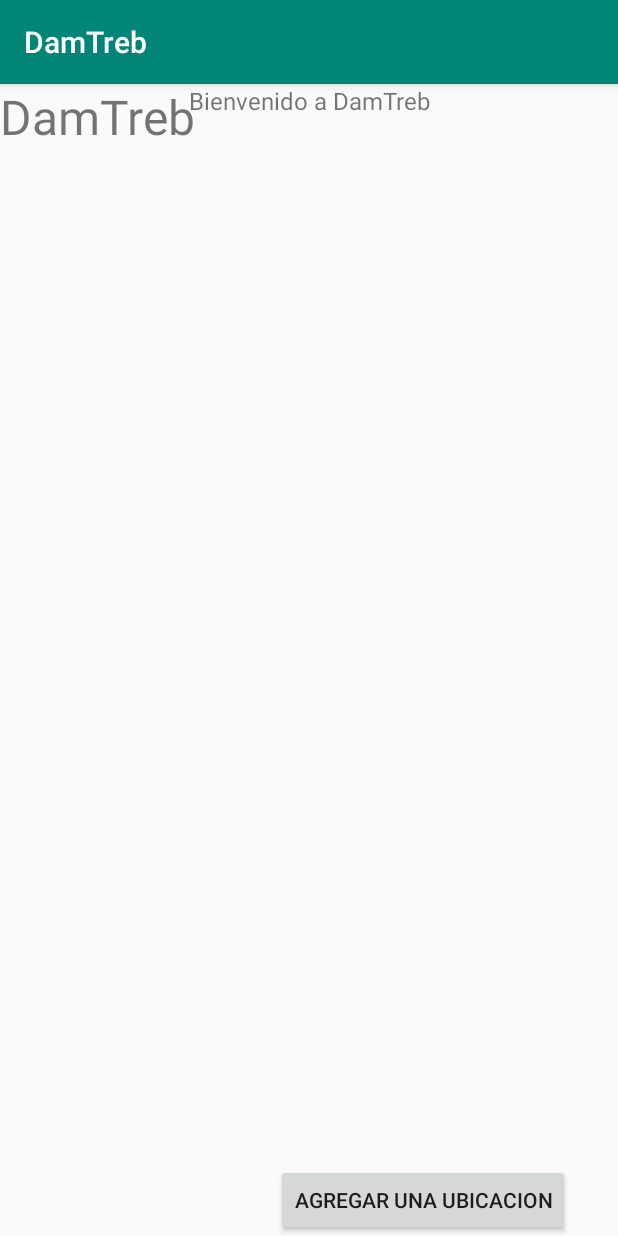
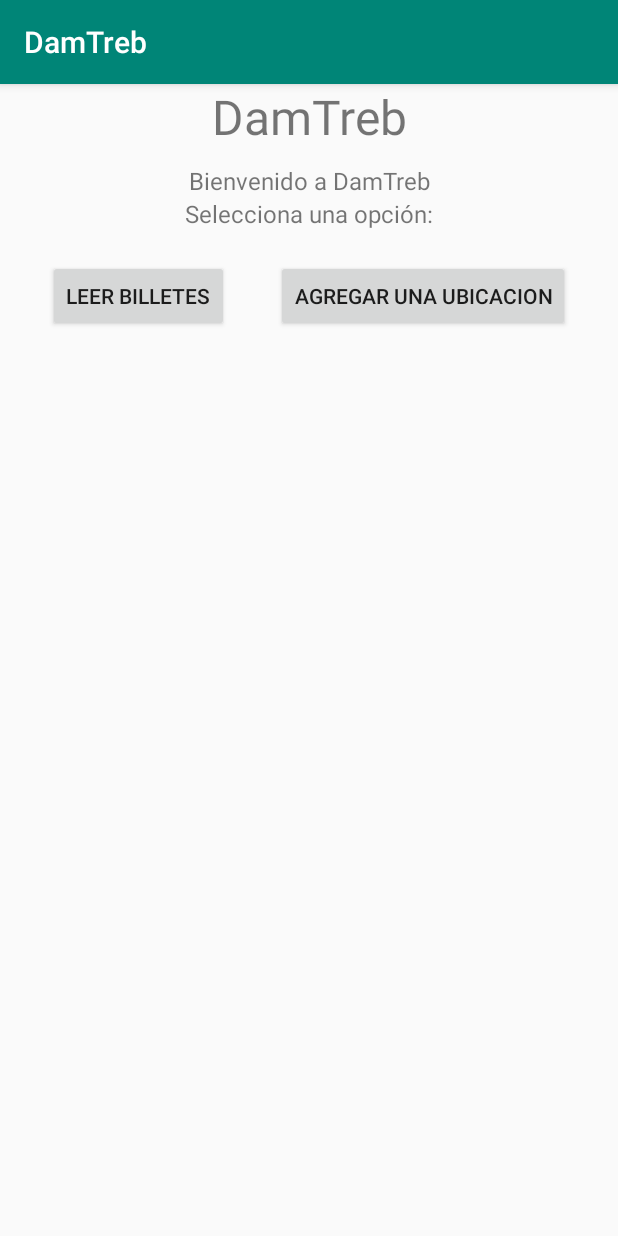
Before and after one commit to BrunoARodriguez/trabajo_finaldam, an Android app: the screen it shows after launch (MainActivity), on a phone screen of 412 x 824 dp. Run offline under Robolectric (Android 15) with nearby library versions, the phone set to English and light mode, and no system bars.

Commit message:
arreglando los botones

```diff
--- a/app/src/main/java/com/dam/damtreb/AutocompleteActivity.java
+++ b/app/src/main/java/com/dam/damtreb/AutocompleteActivity.java
@@ -27,12 +27,11 @@ public class AutocompleteActivity extends AppCompatActivity {
         setContentView(R.layout.activity_autocomplete);
         //String apyKey = getString(R.string.clave_apy_5);
 
-        if (Places.isInitialized()) {
+        if (!Places.isInitialized()) {
             Places.initialize(getApplicationContext(), "apyKey");
         }
 // Create a new Places client instance.
         //PlacesClient placesClient = Places.createClient(this);
-
 
 
         autocompleteFragment = (AutocompleteSupportFragment)
@@ -49,7 +48,7 @@ PlaceSelectionListener placeSelectionListener = new PlaceSelectionListener() {
         @Override
         public void onPlaceSelected(@NonNull Place place) {
 
-        Toast.makeText(AutocompleteActivity.this,"place: " + place.getName(), Toast.LENGTH_LONG).show();
+            Toast.makeText(AutocompleteActivity.this, "place: " + place.getName(), Toast.LENGTH_LONG).show();
             Intent data = new Intent(AutocompleteActivity.this, LocationActivity.class);
             data.putExtra("latitude", place.getLatLng().latitude);
             data.putExtra("longitude", place.getLatLng().longitude);
--- a/app/src/main/java/com/dam/damtreb/LocationActivity.java
+++ b/app/src/main/java/com/dam/damtreb/LocationActivity.java
@@ -101,10 +101,12 @@ else  {
     }
     break;
     case  MY_LOCATION_REQUEST:
-if (resultCode == RESULT_OK){
+
+        if (resultCode == RESULT_OK){
 lat = data.getDoubleExtra("latitude", 0.0);
 lng = data.getDoubleExtra("longitude", 0.0);
 nombre = "Ubicación actual";
+Toast.makeText(LocationActivity.this,"nombre: "+ nombre + ", la latitud: "+ lat, Toast.LENGTH_LONG).show();
 locationStart = new Location(nombre,lng,lat);
 
 
--- a/app/src/main/res/layout/activity_main.xml
+++ b/app/src/main/res/layout/activity_main.xml
@@ -12,10 +12,11 @@
         android:id="@+id/tituloMain"
         android:text="@string/app_name"
         android:textSize="@dimen/titulo"
+        android:layout_marginBottom="10dp"
         app:layout_constraintStart_toStartOf="parent"
-        app:layout_constraintLeft_toLeftOf="parent"
-        app:layout_constraintRight_toRightOf="parent"
-        app:layout_constraintTop_toTopOf="@id/textoMain"/>
+        app:layout_constraintEnd_toEndOf="parent"
+        app:layout_constraintTop_toTopOf="parent"
+        app:layout_constraintBottom_toTopOf="@id/textoMain"/>
 
     <TextView
         android:layout_width="wrap_content"
@@ -23,28 +24,29 @@
         android:id="@+id/textoMain"
         android:text="@string/text_main"
         android:textSize="@dimen/etiquetas"
-        app:layout_constraintBottom_toBottomOf="@id/tituloMain"
-        app:layout_constraintLeft_toLeftOf="parent"
-        app:layout_constraintRight_toRightOf="parent"
-        app:layout_constraintTop_toTopOf="@id/textoMain2"/>
+        app:layout_constraintTop_toBottomOf="@id/tituloMain"
+        android:layout_marginBottom="5dp"
+        app:layout_constraintStart_toStartOf="parent"
+        app:layout_constraintEnd_toEndOf="parent"
+        app:layout_constraintBottom_toTopOf="@id/textoMain2"/>
 
     <TextView
         android:layout_width="wrap_content"
         android:layout_height="wrap_content"
-android:id="@+id/textoMain2"
+        android:id="@+id/textoMain2"
         android:text="@string/text_main_2"
         android:textSize="@dimen/etiquetas"
-        app:layout_constraintBottom_toBottomOf="@id/textoMain"
-        app:layout_constraintLeft_toLeftOf="parent"
-        app:layout_constraintRight_toRightOf="parent"
-app:layout_constraintTop_toTopOf="@id/btnLeerBilletes"/>
+        app:layout_constraintTop_toBottomOf="@id/textoMain"
+        app:layout_constraintStart_toStartOf="parent"
+        app:layout_constraintEnd_toEndOf="parent"/>
 
     <Button
         android:layout_width="wrap_content"
         android:layout_height="wrap_content"
-android:id="@+id/btnLeerBilletes"
+        android:id="@+id/btnLeerBilletes"
         android:text="@string/btn_billetes"
-        app:layout_constraintBottom_toBottomOf="@id/textoMain2"
+        android:layout_marginTop="20dp"
+        app:layout_constraintTop_toBottomOf="@id/textoMain2"
         app:layout_constraintEnd_toStartOf="@id/btnAgregarUbicacion"
         app:layout_constraintHorizontal_bias="0.5"
         app:layout_constraintStart_toStartOf="parent"/>
@@ -54,8 +56,8 @@ android:id="@+id/btnLeerBilletes"
     android:layout_height="wrap_content"
     android:id="@+id/btnAgregarUbicacion"
     android:text="@string/btn_agregar_ubicacion"
-    app:layout_constraintBottom_toBottomOf="parent"
-app:layout_constraintHorizontal_bias="0.5"
+    app:layout_constraintTop_toTopOf="@id/btnLeerBilletes"
+    app:layout_constraintHorizontal_bias="0.5"
     app:layout_constraintStart_toEndOf="@id/btnLeerBilletes"
     app:layout_constraintEnd_toEndOf="parent"/>
 
```
Also changed, not shown: app/src/main/java/com/dam/damtreb/MainActivity.java (+20 -8 lines), app/src/main/java/com/dam/damtreb/MapsActivity.java (+26 -9 lines). Lines whose indentation alone changed are shown as unchanged.
